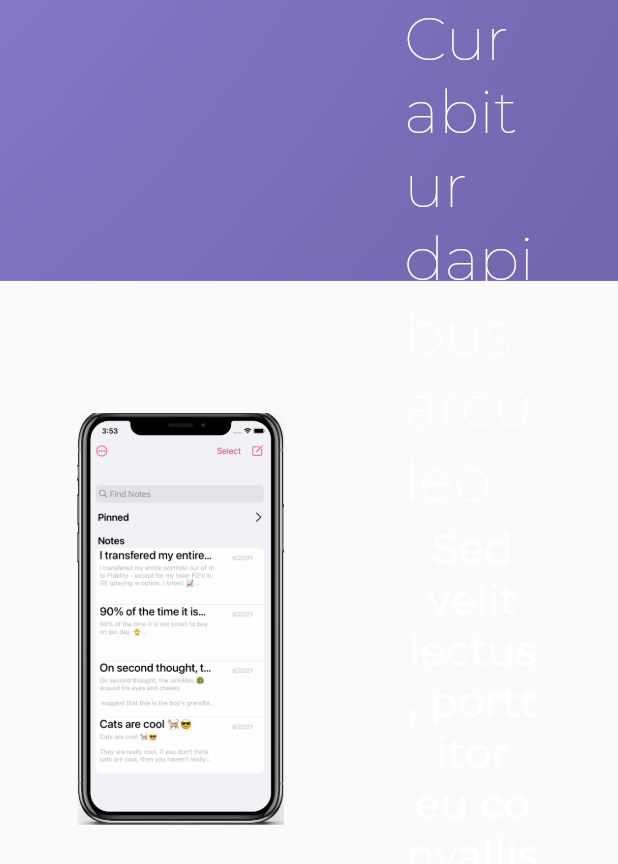
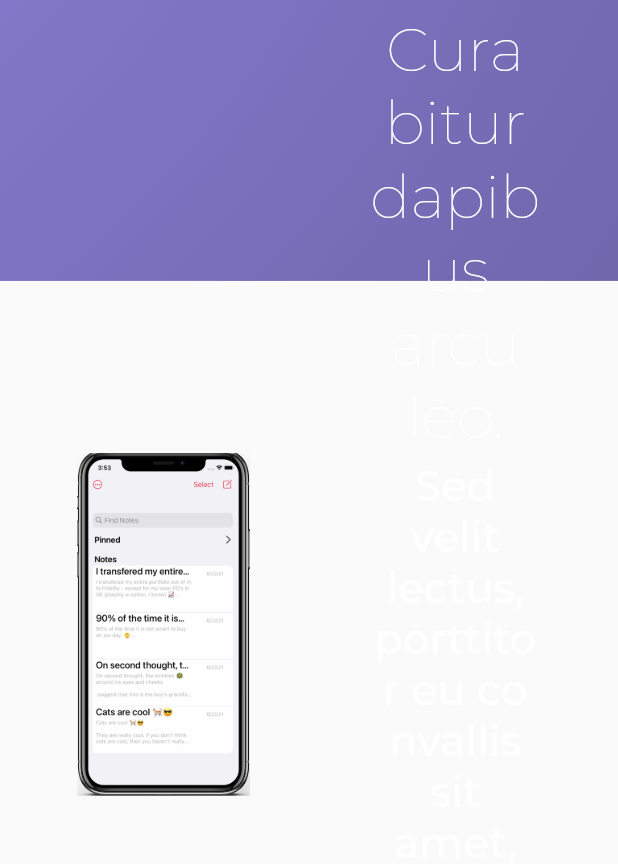
Before and after one commit to developameya/app_studio_website, a Flutter app: the HeroSection widget shown alone on an empty page, opened directly with empty values, on a phone screen of 412 x 824 dp. Shown: the top 864 px of the screen. Run offline on Flutter 3.47's test engine with Material 2 defaults, Android fonts, the phone set to English and light mode, and no system bars.

Commit message:
Create the MobileHeroSection

```diff
--- a/lib/Widgets/HeroSection.dart
+++ b/lib/Widgets/HeroSection.dart
@@ -10,14 +10,17 @@ TextFormatter _textFormatter = TextFormatter();
 
 class HeroSection extends StatelessWidget {
   final Size screenSize;
+  late Size _backgroundConatainerDimensions =
+      Size(screenSize.width, screenSize.width / 2.2);
+
   HeroSection({required this.screenSize});
   @override
   Widget build(BuildContext context) {
     return Stack(
       children: [
         Container(
-          height: screenSize.width / 2.2,
-          width: screenSize.width,
+          height: _backgroundConatainerDimensions.height,
+          width: _backgroundConatainerDimensions.width,
           decoration: BoxDecoration(
             gradient: radialGradient,
           ),
@@ -33,14 +36,16 @@ class HeroSection extends StatelessWidget {
                 : EdgeInsets.only(
                     right: screenSize.width / 8,
                     left: screenSize.width / 8,
-                    top: screenSize.width / 500,
+                    top: screenSize.width / 50,
                   ),
             child: Row(
               mainAxisAlignment: MainAxisAlignment.spaceBetween,
               children: [
                 Image.asset(
                   heroImage,
-                  height: screenSize.width / 1.5,
+                  height: ResponsiveWidget.isMediumScreen(context)
+                      ? _backgroundConatainerDimensions.height * 1.5
+                      : screenSize.width / 1.8,
                 ),
                 SizedBox(width: 80),
                 Expanded(
--- a/lib/Widgets/TextFormatter.dart
+++ b/lib/Widgets/TextFormatter.dart
@@ -4,6 +4,7 @@ class TextFormatter {
   Text heroHeader({required String text, double? fontSize}) {
     return Text(
       text,
+      textAlign: TextAlign.center,
       style: TextStyle(
         fontFamily: 'Montserrat',
         fontWeight: FontWeight.w100,
```
Also changed, not shown: lib/Widgets/MobileHeroSection.dart (+45 -6 lines).
